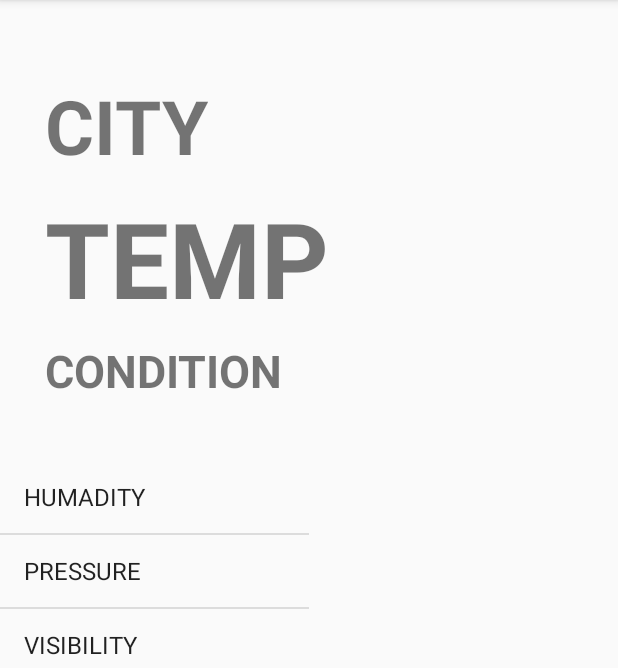
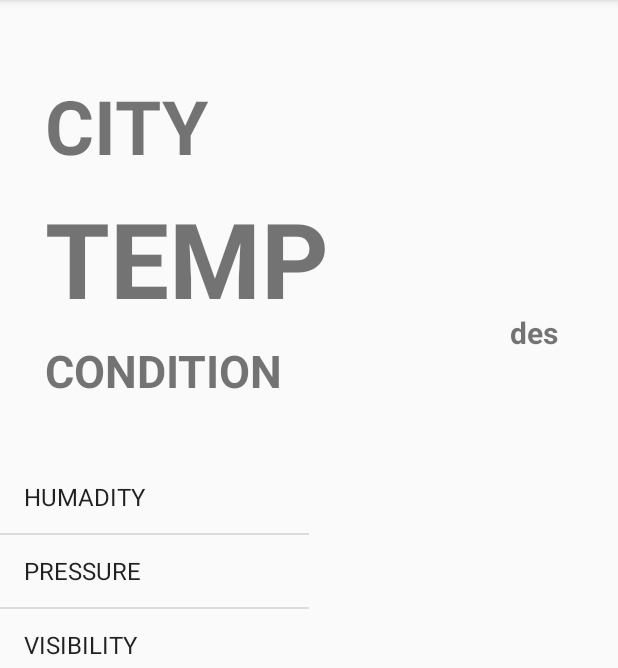
Before and after one commit to theanandankit/WeatherApp, an Android app: the screen it shows after launch (MainActivity), on a phone screen of 412 x 824 dp, the part 84-752 px from its top. Run offline under Robolectric (Android 15) with nearby library versions, the phone set to English and light mode, and no system bars.

Commit message:
version 2

```diff
--- a/app/src/main/java/com/example/weatherapp/MainActivity.java
+++ b/app/src/main/java/com/example/weatherapp/MainActivity.java
@@ -13,6 +13,7 @@ import android.location.LocationManager;
 import android.os.AsyncTask;
 import android.os.Bundle;
 import android.util.Log;
+import android.webkit.WebView;
 import android.widget.ArrayAdapter;
 import android.widget.ImageView;
 import android.widget.ListView;
@@ -30,6 +31,7 @@ import java.io.InputStreamReader;
 import java.net.HttpURLConnection;
 import java.net.MalformedURLException;
 import java.net.URL;
+import java.text.FieldPosition;
 import java.text.SimpleDateFormat;
 import java.util.ArrayList;
 import java.util.Date;
@@ -37,11 +39,11 @@ import java.util.Date;
 public class MainActivity extends AppCompatActivity implements LocationListener {
     public static double log, lat;
     LocationManager locationManager;
-    public static String fg, name, desc, io, humidity, pressure, speed;
+    public static String fg, name, desc, io, humidity, pressure, speed,description;
     public String TAG="MainActivity.class";
     public static int temp, visibility;
     public static long sunr, suns;
-    public TextView jk, hj, gh, sd, df;
+    public TextView jk, hj, gh, sd, df,mn;
     public static StringBuilder output = new StringBuilder();
     public static String[] k = new String[6];
     public ListView lf, ri;
@@ -71,6 +73,7 @@ public class MainActivity extends AppCompatActivity implements LocationListener
         gh = findViewById(R.id.cond);
         sd = findViewById(R.id.log);
         df = findViewById(R.id.lat);
+        mn = findViewById(R.id.des);
         imageView =(ImageView)findViewById(R.id.image);
 
         lf = findViewById(R.id.listl);
@@ -164,6 +167,7 @@ public class MainActivity extends AppCompatActivity implements LocationListener
                     JSONArray sa = baseoject.getJSONArray("weather");
                     JSONObject des = sa.getJSONObject(0);
                     desc = des.getString("main");
+                    description=des.getString("description");
 
                     humidity = humidity + "%";
                     pressure = pressure + "hPa";
@@ -207,6 +211,7 @@ public class MainActivity extends AppCompatActivity implements LocationListener
              ri.setAdapter(arrayAdapter2);
              ri.deferNotifyDataSetChanged();
              imageView.setImageResource(R.drawable.cloud);
+             mn.setText(description);
 
        /*     if(desc=="Clouds") {
                 Uri uri=Uri.parse("android.resource://"+getPackageName()+"/"+R.raw.clouds1);
--- a/app/src/main/res/layout/activity_main.xml
+++ b/app/src/main/res/layout/activity_main.xml
@@ -55,6 +55,11 @@
         android:layout_below="@id/image"
         android:layout_marginTop="8dp"
         android:layout_alignParentRight="true"
+        android:text="des"
+        android:id="@+id/des"
+        android:textStyle="bold"
+        android:textSize="20dp"
+        android:layout_marginRight="40dp"
         />
 
     <LinearLayout
```
